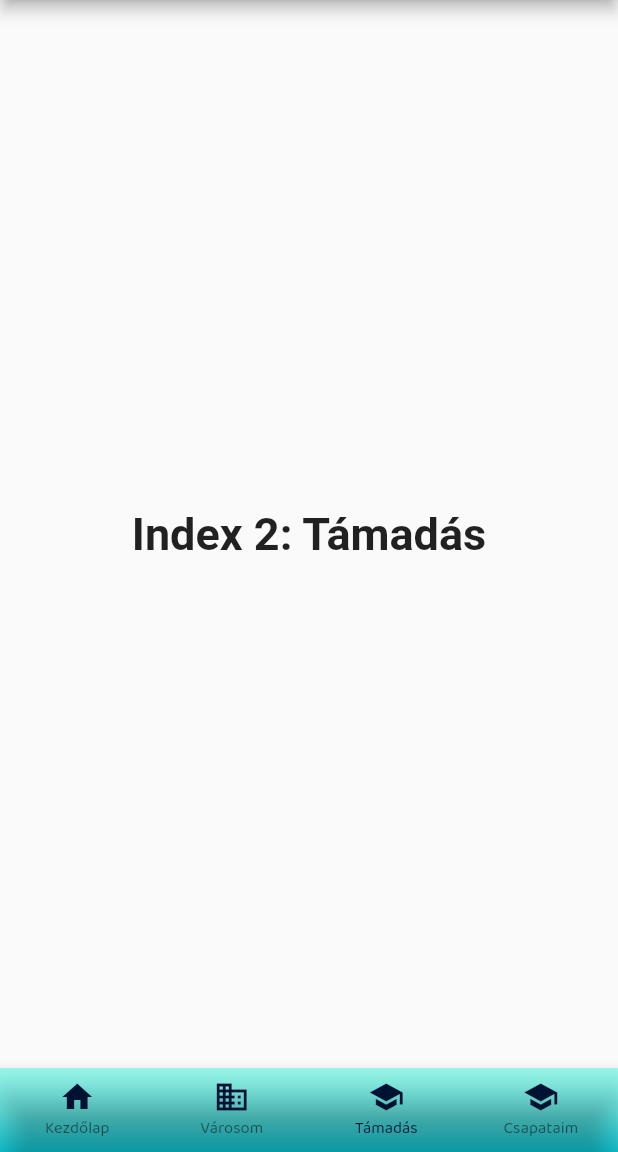
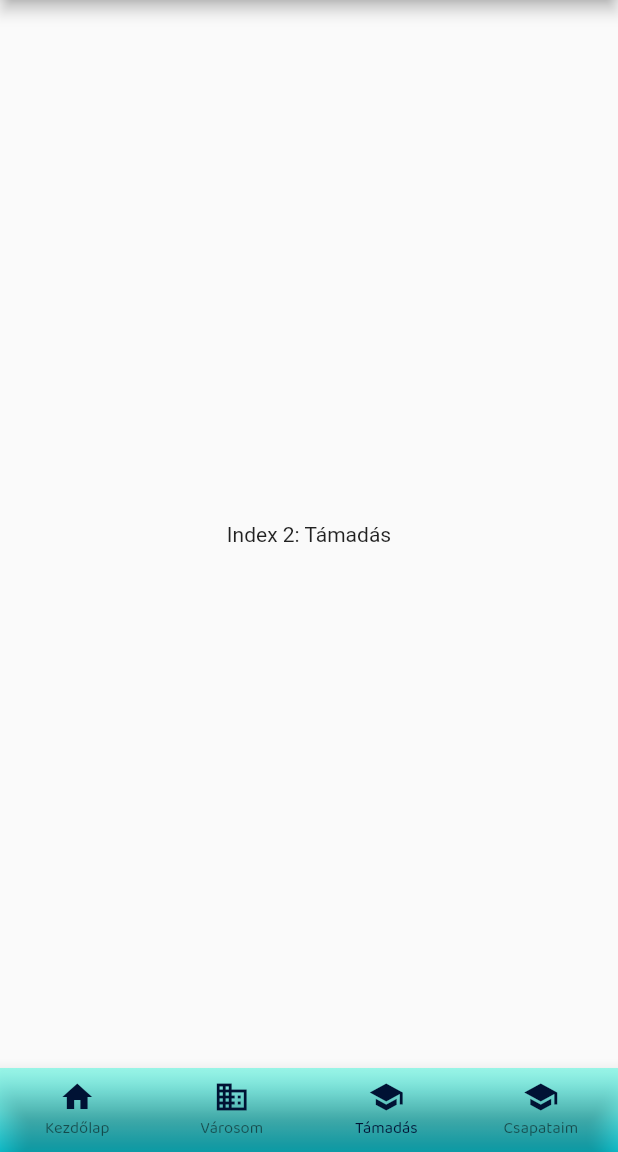
Before and after one commit to csngebnc/UnderSea, a Flutter app: the screen it shows after launch, item 3 of the bottom bar chosen, on a phone screen of 412 x 824 dp, the part 84-1236 px from its top. Run offline on Flutter 3.47's test engine with Material 2 defaults, Android fonts, the phone set to English and light mode, and no system bars; our stand-ins replace get.

Commit message:
project overhaul and cleanup, files structured in a more humane way

```diff
--- a/frontend/flutter/undersea/lib/main.dart
+++ b/frontend/flutter/undersea/lib/main.dart
@@ -1,148 +1,18 @@
 import 'package:flutter/material.dart';
-import 'package:get/get.dart';
-import 'package:undersea/views/city_tabs/city_tab_controller.dart';
-import 'views/my_home_page.dart';
+import 'views/bottom_nav_bar.dart';
 
 void main() => runApp(const MyApp());
 
-/// This is the main application widget.
 class MyApp extends StatelessWidget {
   const MyApp({Key? key}) : super(key: key);
 
-  static const String _title = 'Flutter Code Sample';
+  static const String _title = 'Undersea';
 
   @override
   Widget build(BuildContext context) {
     return const MaterialApp(
       title: _title,
-      home: MyStatefulWidget(),
+      home: BottomNavBar(),
     );
   }
 }
-
-/// This is the stateful widget that the main application instantiates.
-class MyStatefulWidget extends StatefulWidget {
-  const MyStatefulWidget({Key? key}) : super(key: key);
-
-  @override
-  State<MyStatefulWidget> createState() => _MyStatefulWidgetState();
-}
-
-/// This is the private State class that goes with MyStatefulWidget.
-class _MyStatefulWidgetState extends State<MyStatefulWidget> {
-  int _selectedIndex = 0;
-  static const TextStyle optionStyle =
-      TextStyle(fontSize: 30, fontWeight: FontWeight.bold);
-  static List<Widget> _widgetOptions = <Widget>[
-    Container(
-        decoration: BoxDecoration(
-          image: DecorationImage(
-              image: AssetImage(
-                'assets/background/main bg4@3x.png',
-                // height: MediaQuery.of(context).size.height,
-                // width: MediaQuery.of(context).size.width,
-              ),
-              fit: BoxFit.cover),
-        ),
-        child: Column(children: [
-          Expanded(
-            child: Text(
-              'Index 0: Kezdőlap',
-              style: optionStyle,
-            ),
-          ),
-          Expanded(
-            child: Align(
-              alignment: Alignment.bottomCenter,
-              child: ExpansionTile(
-                title: Center(child: Icon(Icons.expand_less)),
-                backgroundColor: Colors.white38,
-                iconColor: Colors.black,
-                trailing: null,
-                collapsedBackgroundColor: Colors.white,
-                expandedAlignment: Alignment.topCenter,
-                children: [
-                  Icon(Icons.ac_unit),
-                  Icon(Icons.ac_unit),
-                  Icon(Icons.ac_unit),
-                  Icon(Icons.ac_unit)
-                ],
-              ),
-            ),
-          )
-        ])),
-    CityTabBar(),
-    Text(
-      'Index 2: Támadás',
-      style: optionStyle,
-    ),
-    Text(
-      'Index 3: Csapataim',
-      style: optionStyle,
-    ),
-  ];
-
-  void _onItemTapped(int index) {
-    setState(() {
-      _selectedIndex = index;
-    });
-  }
-
-  @override
-  Widget build(BuildContext context) {
-    return Scaffold(
-        //backgroundColor: Colors.transparent,
-        appBar: AppBar(
-          title: const Text('Undersea ~~~~~'),
-        ),
-        body: Center(
-          child: _widgetOptions.elementAt(_selectedIndex),
-        ),
-        bottomNavigationBar: Container(
-          decoration: BoxDecoration(
-            gradient: LinearGradient(
-              colors: [Color(0xff9FFFF0), Color(0xff6BEEE9), Color(0xff0FCFDE)],
-              begin: Alignment.topCenter,
-              end: Alignment.bottomCenter,
-              //tileMode: TileMode.,
-            ),
-          ),
-          child: BottomNavigationBar(
-            items: const <BottomNavigationBarItem>[
-              BottomNavigationBarItem(
-                icon: Icon(Icons.home, color: Color(0xff001234)),
-                label: 'Kezdőlap',
-              ),
-              BottomNavigationBarItem(
-                icon: Icon(Icons.business, color: Color(0xff001234)),
-                label: 'Városom',
-              ),
-              BottomNavigationBarItem(
-                icon: Icon(Icons.school, color: Color(0xff001234)),
-                label: 'Támadás',
-              ),
-              BottomNavigationBarItem(
-                icon: Icon(Icons.school, color: Color(0xff001234)),
-                label: 'Csapataim',
-              ),
-            ],
-            currentIndex: _selectedIndex,
-            selectedItemColor: Color(0xff001234),
-            onTap: _onItemTapped,
-            type: BottomNavigationBarType.fixed,
-            showUnselectedLabels: true,
-            backgroundColor: Colors.transparent,
-            selectedLabelStyle: TextStyle(
-                color: Color(0xff001234),
-                fontFamily: 'Baloo 2',
-                fontSize: 11,
-                fontStyle: FontStyle.normal),
-            unselectedLabelStyle: TextStyle(
-                color: Color(0xff001234),
-                fontFamily: 'Baloo 2',
-                fontSize: 11,
-                fontStyle: FontStyle.normal),
-          ),
-        ));
-  }
-}
--- /dev/null
+++ b/frontend/flutter/undersea/lib/views/bottom_nav_bar.dart
@@ -0,0 +1,85 @@
+import 'package:flutter/material.dart';
+import 'package:undersea/views/city_tabs/city_tab_controller.dart';
+import 'home_page.dart';
+
+/// This is the stateful widget that the main application instantiates.
+class BottomNavBar extends StatefulWidget {
+  const BottomNavBar({Key? key}) : super(key: key);
+
+  @override
+  State<BottomNavBar> createState() => _BottomNavBarState();
+}
+
+/// This is the private State class that goes with MyStatefulWidget.
+class _BottomNavBarState extends State<BottomNavBar> {
+  int _selectedIndex = 0;
+  static List<Widget> _widgetOptions = <Widget>[
+    HomePage(),
+    CityTabBar(),
+    Text('Index 2: Támadás'),
+    Text('Index 3: Csapataim'),
+  ];
+
+  void _onItemTapped(int index) {
+    setState(() {
+      _selectedIndex = index;
+    });
+  }
+
+  @override
+  Widget build(BuildContext context) {
+    return Scaffold(
+        appBar: AppBar(
+          title: const Text('Undersea ~~~~~'),
+        ),
+        body: Center(
+          child: _widgetOptions.elementAt(_selectedIndex),
+        ),
+        bottomNavigationBar: Container(
+          decoration: BoxDecoration(
+            gradient: LinearGradient(
+              colors: [Color(0xff9FFFF0), Color(0xff6BEEE9), Color(0xff0FCFDE)],
+              begin: Alignment.topCenter,
+              end: Alignment.bottomCenter,
+              //tileMode: TileMode.,
+            ),
+          ),
+          child: BottomNavigationBar(
+            items: const <BottomNavigationBarItem>[
+              BottomNavigationBarItem(
+                icon: Icon(Icons.home, color: Color(0xff001234)),
+                label: 'Kezdőlap',
+              ),
+              BottomNavigationBarItem(
+                icon: Icon(Icons.business, color: Color(0xff001234)),
+                label: 'Városom',
+              ),
+              BottomNavigationBarItem(
+                icon: Icon(Icons.school, color: Color(0xff001234)),
+                label: 'Támadás',
+              ),
+              BottomNavigationBarItem(
+                icon: Icon(Icons.school, color: Color(0xff001234)),
+                label: 'Csapataim',
+              ),
+            ],
+            currentIndex: _selectedIndex,
+            selectedItemColor: Color(0xff001234),
+            onTap: _onItemTapped,
+            type: BottomNavigationBarType.fixed,
+            showUnselectedLabels: true,
+            backgroundColor: Colors.transparent,
+            selectedLabelStyle: TextStyle(
+                color: Color(0xff001234),
+                fontFamily: 'Baloo 2',
+                fontSize: 11,
+                fontStyle: FontStyle.normal),
+            unselectedLabelStyle: TextStyle(
+                color: Color(0xff001234),
+                fontFamily: 'Baloo 2',
+                fontSize: 11,
+                fontStyle: FontStyle.normal),
+          ),
+        ));
+  }
+}
```
Also changed, not shown: frontend/flutter/undersea/lib/views/about_page.dart (deleted, +0 -52 lines), frontend/flutter/undersea/lib/views/home_page.dart (added, +41 -0 lines), frontend/flutter/undersea/lib/views/my_home_page.dart (deleted, +0 -46 lines), frontend/flutter/undersea/lib/views/bottom_navigation/bottom_navigation_bar.dart (deleted).
